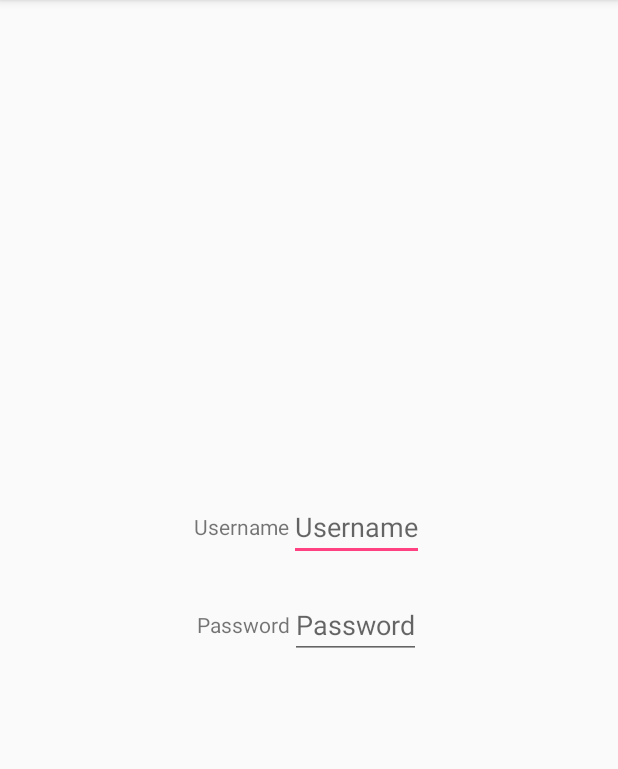
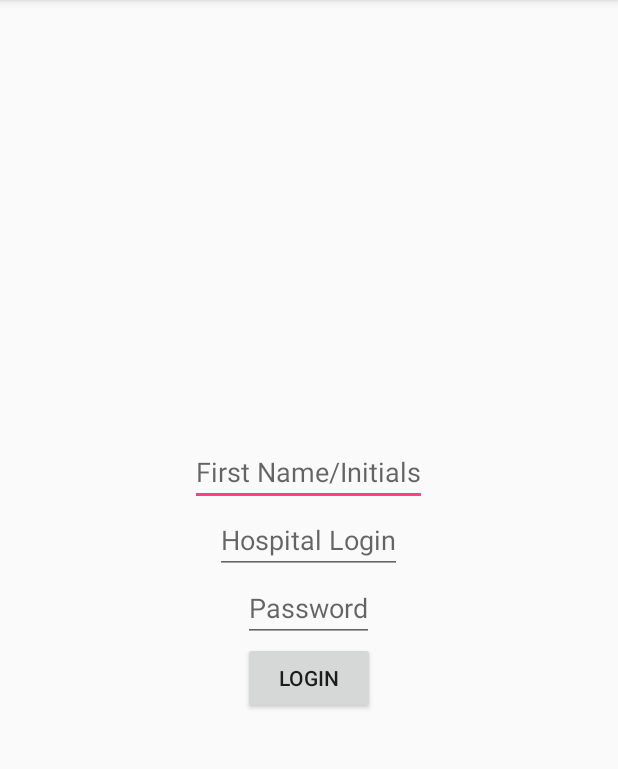
Before and after one commit to Radvendii/PacList-Android, an Android app: the screen it shows after launch (MainActivity), on a phone screen of 412 x 824 dp, the part 84-853 px from its top. Run offline under Robolectric (Android 15) with nearby library versions, the phone set to English and light mode, and no system bars.

Commit message:
follow PacList layout

```diff
--- a/app/src/main/res/layout/activity_main.xml
+++ b/app/src/main/res/layout/activity_main.xml
@@ -12,50 +12,31 @@
   android:gravity="center"
   tools:context=".MainActivity">
 
-  <LinearLayout
-    android:layout_width="match_parent"
-    android:layout_height="wrap_content"
-    android:paddingTop="10dp"
-    android:paddingBottom="10dp"
-    android:orientation="horizontal"
-    android:gravity="center">
-
-    <TextView
-      android:id="@+id/username_text"
+  <EditText
+    android:id="@+id/name_edit"
     android:layout_width="wrap_content"
     android:layout_height="wrap_content"
-      android:text="@string/username_prompt" />
+    android:hint="@string/name_hint"
+    android:inputType="text" />
 
   <EditText
     android:id="@+id/username_edit"
     android:layout_width="wrap_content"
     android:layout_height="wrap_content"
-      android:hint="@string/username_prompt"
+    android:hint="@string/username_hint"
     android:inputType="text" />
-
-  </LinearLayout>
-
-  <LinearLayout
-    android:layout_width="match_parent"
-    android:layout_height="wrap_content"
-    android:paddingTop="10dp"
-    android:paddingBottom="10dp"
-    android:orientation="horizontal"
-    android:gravity="center">
-
-    <TextView
-      android:id="@+id/password_text"
-      android:layout_width="wrap_content"
-      android:layout_height="wrap_content"
-      android:text="@string/password_prompt" />
 
   <EditText
     android:id="@+id/password_edit"
     android:layout_width="wrap_content"
     android:layout_height="wrap_content"
-      android:hint="@string/password_prompt"
+    android:hint="@string/password_hint"
     android:inputType="textPassword" />
 
-  </LinearLayout>
+  <Button
+    android:id="@+id/login_button"
+    android:layout_height="wrap_content"
+    android:layout_width="wrap_content"
+    android:text="@string/login_button" />
 
   </LinearLayout>
--- a/app/src/main/res/values/strings.xml
+++ b/app/src/main/res/values/strings.xml
@@ -1,5 +1,7 @@
 <resources>
     <string name="app_name">PacList</string>
-    <string name="username_prompt">Username</string>
-    <string name="password_prompt">Password</string>
+    <string name="name_hint">First Name/Initials</string>
+    <string name="username_hint">Hospital Login</string>
+    <string name="password_hint">Password</string>
+    <string name="login_button">Login</string>
 </resources>
```
Lines whose indentation alone changed are shown as unchanged.
